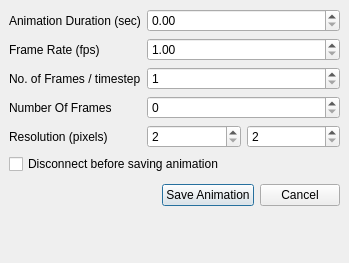
Qt form Qt/Components/Resources/UI/pqAnimationSettings.ui (wildmichael/ParaView3-enhancements-old) before a commit.
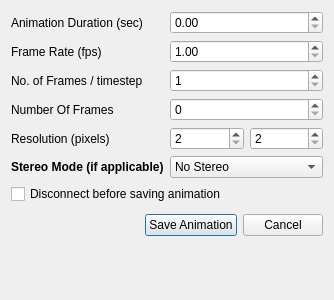
The same form after that commit.

Commit message: ENH: Fixed BUG #8169. Added support to allow the use to pick stereo modes when saving screenshot or animation. This  only affects 3D render views.

Diff of the .ui file:
```diff
--- a/Qt/Components/Resources/UI/pqAnimationSettings.ui
+++ b/Qt/Components/Resources/UI/pqAnimationSettings.ui
@@ -1,42 +1,36 @@
 <ui version="4.0" >
  <class>Dialog</class>
- <widget class="QDialog" name="Dialog" >
-  <property name="geometry" >
+ <widget class="QDialog" name="Dialog">
+  <property name="geometry">
    <rect>
     <x>0</x>
     <y>0</y>
-    <width>349</width>
-    <height>263</height>
+    <width>334</width>
+    <height>300</height>
    </rect>
   </property>
   <property name="windowTitle" >
    <string>Animation Settings Dialog</string>
   </property>
-  <layout class="QVBoxLayout" >
-   <property name="margin" >
-    <number>9</number>
-   </property>
-   <property name="spacing" >
-    <number>6</number>
-   </property>
+  <layout class="QVBoxLayout" name="verticalLayout">
    <item>
-    <layout class="QGridLayout" >
-     <property name="margin" >
+    <layout class="QGridLayout">
+     <property name="margin">
       <number>0</number>
      </property>
      <property name="spacing" >
       <number>6</number>
      </property>
-     <item row="4" column="0" >
-      <widget class="QLabel" name="label_3" >
-       <property name="text" >
+     <item row="4" column="0">
+      <widget class="QLabel" name="label_3">
+       <property name="text">
         <string>Resolution (pixels)</string>
        </property>
       </widget>
      </item>
-     <item row="4" column="1" >
-      <widget class="QSpinBox" name="spinBoxWidth" >
-       <property name="toolTip" >
+     <item row="4" column="1">
+      <widget class="QSpinBox" name="spinBoxWidth">
+       <property name="toolTip">
         <string>View Width (in pixels) </string>
        </property>
        <property name="statusTip" >
@@ -45,68 +39,68 @@
        <property name="whatsThis" >
         <string>Sets the width (in pixles) to use while generating animation.</string>
        </property>
-       <property name="maximum" >
-        <number>8000</number>
-       </property>
-       <property name="minimum" >
+       <property name="minimum">
         <number>2</number>
        </property>
-       <property name="singleStep" >
+       <property name="maximum">
+        <number>8000</number>
+       </property>
+       <property name="singleStep">
         <number>10</number>
        </property>
       </widget>
      </item>
-     <item row="1" column="1" colspan="2" >
-      <widget class="QDoubleSpinBox" name="frameRate" >
-       <property name="maximum" >
-        <double>999999.000000000000000</double>
-       </property>
-       <property name="minimum" >
+     <item row="1" column="1" colspan="2">
+      <widget class="QDoubleSpinBox" name="frameRate">
+       <property name="minimum">
         <double>1.000000000000000</double>
        </property>
+       <property name="maximum">
+        <double>999999.000000000000000</double>
+       </property>
       </widget>
      </item>
-     <item row="3" column="1" colspan="2" >
-      <widget class="QSpinBox" name="spinBoxNumberOfFrames" >
-       <property name="maximum" >
+     <item row="3" column="1" colspan="2">
+      <widget class="QSpinBox" name="spinBoxNumberOfFrames">
+       <property name="maximum">
         <number>2147483647</number>
        </property>
       </widget>
      </item>
-     <item row="0" column="1" colspan="2" >
-      <widget class="QDoubleSpinBox" name="animationDuration" >
-       <property name="maximum" >
+     <item row="0" column="1" colspan="2">
+      <widget class="QDoubleSpinBox" name="animationDuration">
+       <property name="maximum">
         <double>999999999999999967336168804116691273849533185806555472917961779471295845921727862608739868455469056.000000000000000</double>
        </property>
       </widget>
      </item>
-     <item row="1" column="0" >
-      <widget class="QLabel" name="labelFrameRate" >
-       <property name="text" >
+     <item row="1" column="0">
+      <widget class="QLabel" name="labelFrameRate">
+       <property name="text">
         <string>Frame Rate (fps)</string>
        </property>
       </widget>
      </item>
-     <item row="2" column="1" colspan="2" >
-      <widget class="QSpinBox" name="spinBoxFramesPerTimestep" >
-       <property name="maximum" >
-        <number>2147483647</number>
-       </property>
-       <property name="minimum" >
+     <item row="2" column="1" colspan="2">
+      <widget class="QSpinBox" name="spinBoxFramesPerTimestep">
+       <property name="minimum">
         <number>1</number>
        </property>
+       <property name="maximum">
+        <number>2147483647</number>
+       </property>
       </widget>
      </item>
-     <item row="2" column="0" >
-      <widget class="QLabel" name="labelFramesPerTimestep" >
-       <property name="text" >
+     <item row="2" column="0">
+      <widget class="QLabel" name="labelFramesPerTimestep">
+       <property name="text">
         <string>No. of Frames / timestep</string>
        </property>
       </widget>
      </item>
-     <item row="4" column="2" >
-      <widget class="QSpinBox" name="spinBoxHeight" >
-       <property name="toolTip" >
+     <item row="4" column="2">
+      <widget class="QSpinBox" name="spinBoxHeight">
+       <property name="toolTip">
         <string>View Height (in pixels)</string>
        </property>
        <property name="statusTip" >
@@ -115,36 +109,81 @@
        <property name="whatsThis" >
         <string>Sets the height (in pixles) to use while generating animation.</string>
        </property>
-       <property name="maximum" >
-        <number>8000</number>
-       </property>
-       <property name="minimum" >
+       <property name="minimum">
         <number>2</number>
        </property>
-       <property name="singleStep" >
+       <property name="maximum">
+        <number>8000</number>
+       </property>
+       <property name="singleStep">
         <number>10</number>
        </property>
       </widget>
      </item>
-     <item row="0" column="0" >
-      <widget class="QLabel" name="labelAnimationDuration" >
-       <property name="text" >
+     <item row="0" column="0">
+      <widget class="QLabel" name="labelAnimationDuration">
+       <property name="text">
         <string>Animation Duration (sec)</string>
        </property>
       </widget>
      </item>
-     <item row="3" column="0" >
-      <widget class="QLabel" name="label" >
-       <property name="text" >
+     <item row="3" column="0">
+      <widget class="QLabel" name="label">
+       <property name="text">
         <string>Number Of Frames</string>
        </property>
       </widget>
      </item>
+     <item row="5" column="0">
+      <widget class="QLabel" name="label_5">
+       <property name="text">
+        <string>&lt;!DOCTYPE HTML PUBLIC &quot;-//W3C//DTD HTML 4.0//EN&quot; &quot;http://www.w3.org/TR/REC-html40/strict.dtd&quot;&gt;
+&lt;html&gt;&lt;head&gt;&lt;meta name=&quot;qrichtext&quot; content=&quot;1&quot; /&gt;&lt;style type=&quot;text/css&quot;&gt;
+p, li { white-space: pre-wrap; }
+&lt;/style&gt;&lt;/head&gt;&lt;body style=&quot; font-family:'Helvetica'; font-size:9pt; font-weight:400; font-style:normal;&quot;&gt;
+&lt;p style=&quot; margin-top:0px; margin-bottom:0px; margin-left:0px; margin-right:0px; -qt-block-indent:0; text-indent:0px;&quot;&gt;&lt;span style=&quot; font-weight:600;&quot;&gt;Stereo Mode (if applicable)&lt;/span&gt;&lt;/p&gt;&lt;/body&gt;&lt;/html&gt;</string>
+       </property>
+      </widget>
+     </item>
+     <item row="5" column="1" colspan="2">
+      <widget class="QComboBox" name="stereoMode">
+       <item>
+        <property name="text">
+         <string>No Stereo</string>
+        </property>
+       </item>
+       <item>
+        <property name="text">
+         <string>Red-Blue</string>
+        </property>
+       </item>
+       <item>
+        <property name="text">
+         <string>Interlaced</string>
+        </property>
+       </item>
+       <item>
+        <property name="text">
+         <string>Checkerboard</string>
+        </property>
+       </item>
+       <item>
+        <property name="text">
+         <string>Left Eye Only</string>
+        </property>
+       </item>
+       <item>
+        <property name="text">
+         <string>Right Eye Only</string>
+        </property>
+       </item>
+      </widget>
+     </item>
     </layout>
    </item>
    <item>
-    <widget class="QCheckBox" name="checkBoxDisconnect" >
-     <property name="enabled" >
+    <widget class="QCheckBox" name="checkBoxDisconnect">
+     <property name="enabled">
       <bool>true</bool>
      </property>
      <property name="toolTip" >
@@ -162,11 +201,8 @@
     </widget>
    </item>
    <item>
-    <layout class="QHBoxLayout" >
-     <property name="margin" >
-      <number>0</number>
-     </property>
-     <property name="spacing" >
+    <layout class="QHBoxLayout">
+     <property name="spacing">
       <number>6</number>
      </property>
      <item>
@@ -183,8 +219,8 @@
       </spacer>
      </item>
      <item>
-      <widget class="QPushButton" name="okButton" >
-       <property name="toolTip" >
+      <widget class="QPushButton" name="okButton">
+       <property name="toolTip">
         <string>Generate and Save Animation</string>
        </property>
        <property name="text" >
@@ -193,8 +229,8 @@
       </widget>
      </item>
      <item>
-      <widget class="QPushButton" name="cancelButton" >
-       <property name="text" >
+      <widget class="QPushButton" name="cancelButton">
+       <property name="text">
         <string>Cancel</string>
        </property>
       </widget>
```
Left out of the diff: 50 changed lines with no effect on the pictures. The commit also changes 9 other files.
